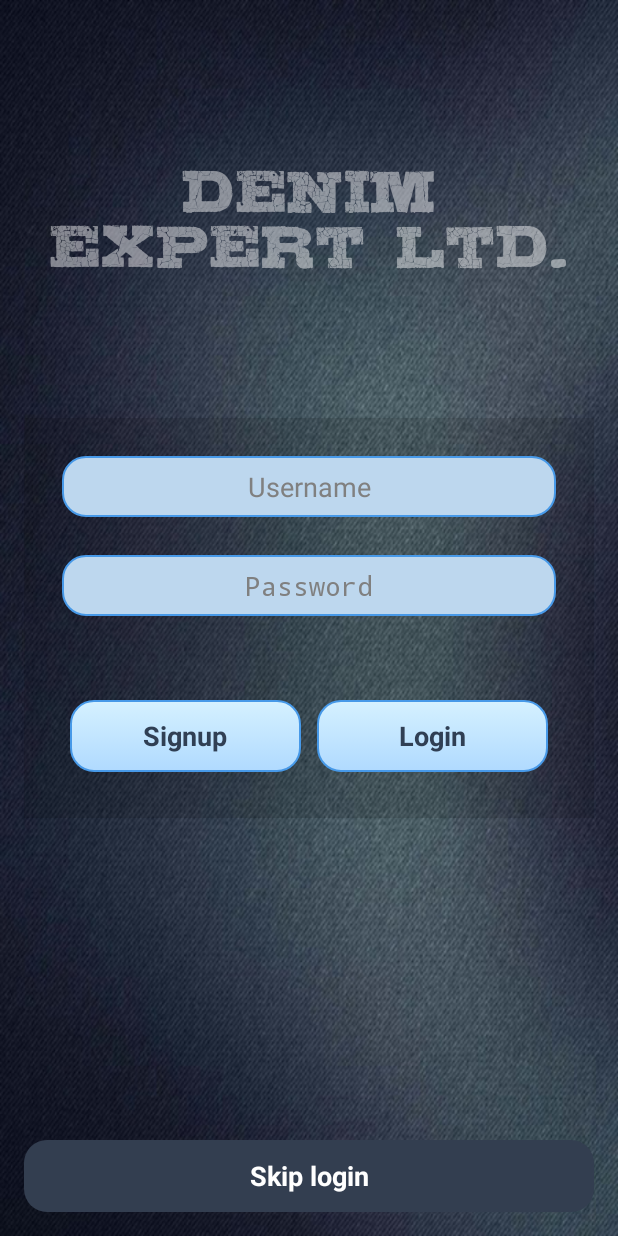
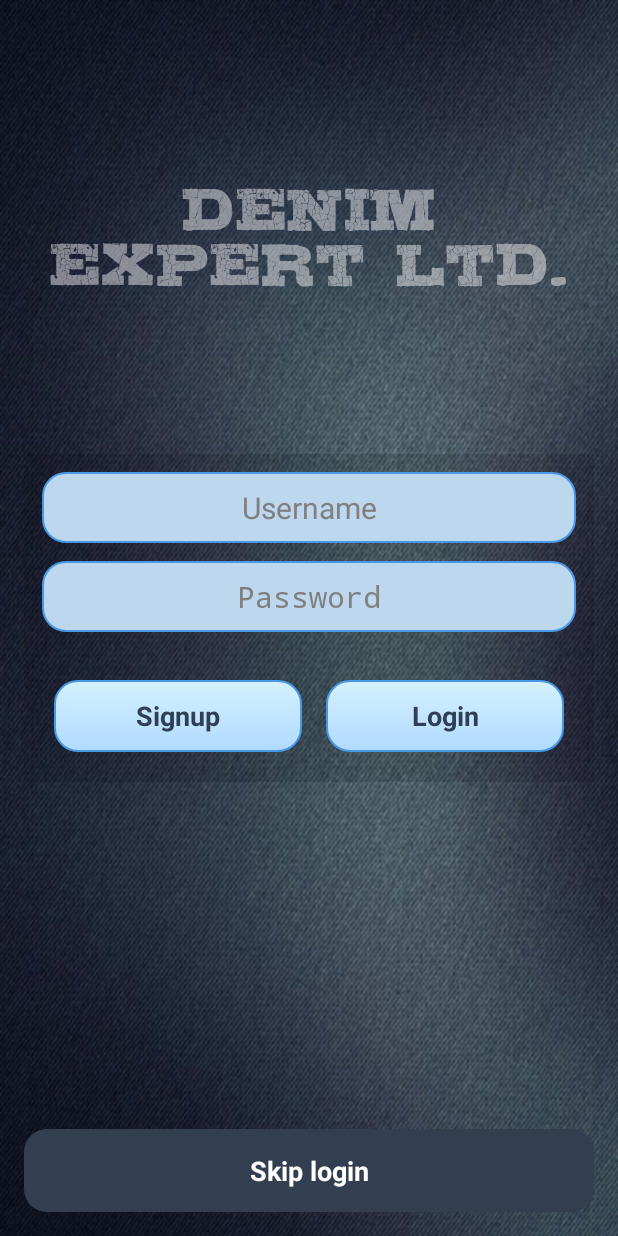
Before and after one commit to ratulSharker/DenimExpert, an Android app: the SignupLoginActivity screen opened directly, with no data from a screen before it, on a phone screen of 412 x 824 dp. Run offline under Robolectric (Android 15) with nearby library versions, the phone set to English and light mode, and no system bars.

Commit message:
hdpi support aded for splash & signup page

```diff
--- a/app/src/main/res/values-hdpi/dimens.xml
+++ b/app/src/main/res/values-hdpi/dimens.xml
@@ -7,9 +7,17 @@
         <dimen name="splash_screen_header_height">200dip</dimen>
 
         <!-- signup page dimension -->
-        <dimen name="signup_box_padding">25dip</dimen>
+        <dimen name="signup_box_padding">12dip</dimen>
+        <dimen name="signup_edittext_padding">10dip</dimen>
+        <dimen name="signup_editext_font_size">20sp</dimen>
+        <dimen name="signup_top_button_margin">8dip</dimen>
+        <dimen name="signup_top_button_padding">7dip</dimen>
+        <dimen name="signup_skip_button_padding">15dip</dimen>
 
-        <dimen name="corner_radius">15dp</dimen>
+
+
+
+        <dimen name="corner_radius">12dp</dimen>
         <dimen name="activity_vertical_margin">16dp</dimen>
         <dimen name="activity_horizontal_margin">16dp</dimen>
 
```
